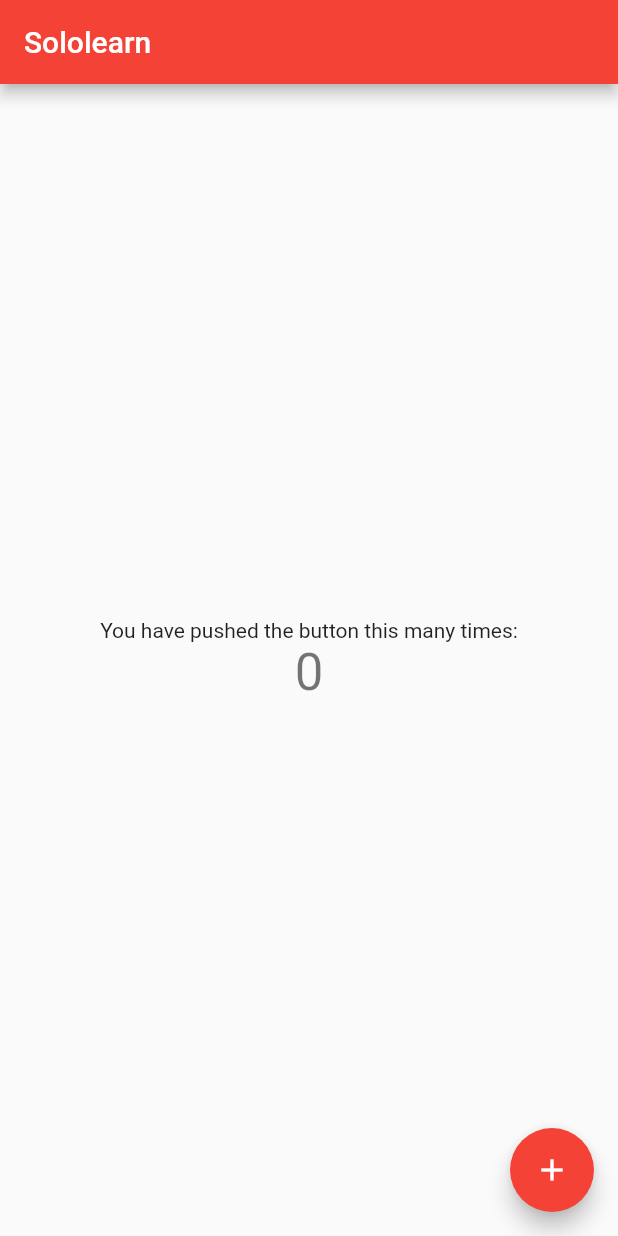
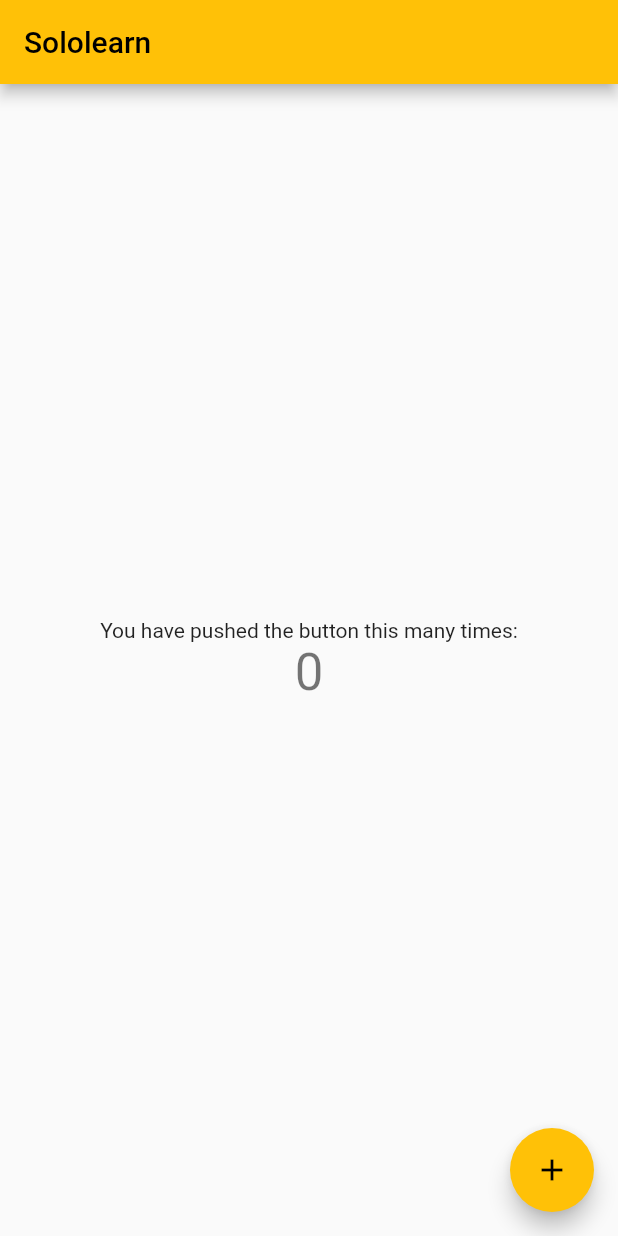
Before and after one commit to abhi-roop/educatio, a Flutter app: the screen it shows after launch, on a phone screen of 412 x 824 dp. Run offline on Flutter 3.47's test engine with Material 2 defaults, Android fonts, the phone set to English and light mode, and no system bars.

Commit message:
musharaf commit

```diff
--- a/lib/main.dart
+++ b/lib/main.dart
@@ -23,7 +23,7 @@ class MyApp extends StatelessWidget {
           // or simply save your changes to "hot reload" in a Flutter IDE).
           // Notice that the counter didn't reset back to zero; the application
           // is not restarted.
-          primarySwatch: Colors.red),
+          primarySwatch: Colors.amber),
       home: const MyHomePage(title: 'Sololearn'),
     );
   }
```
